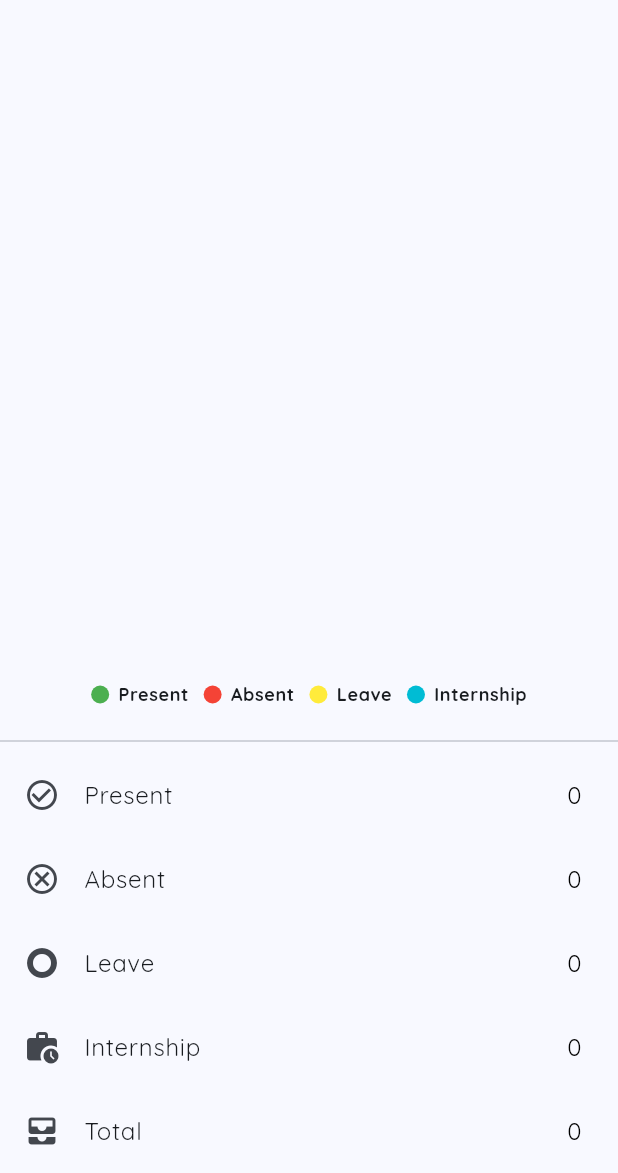
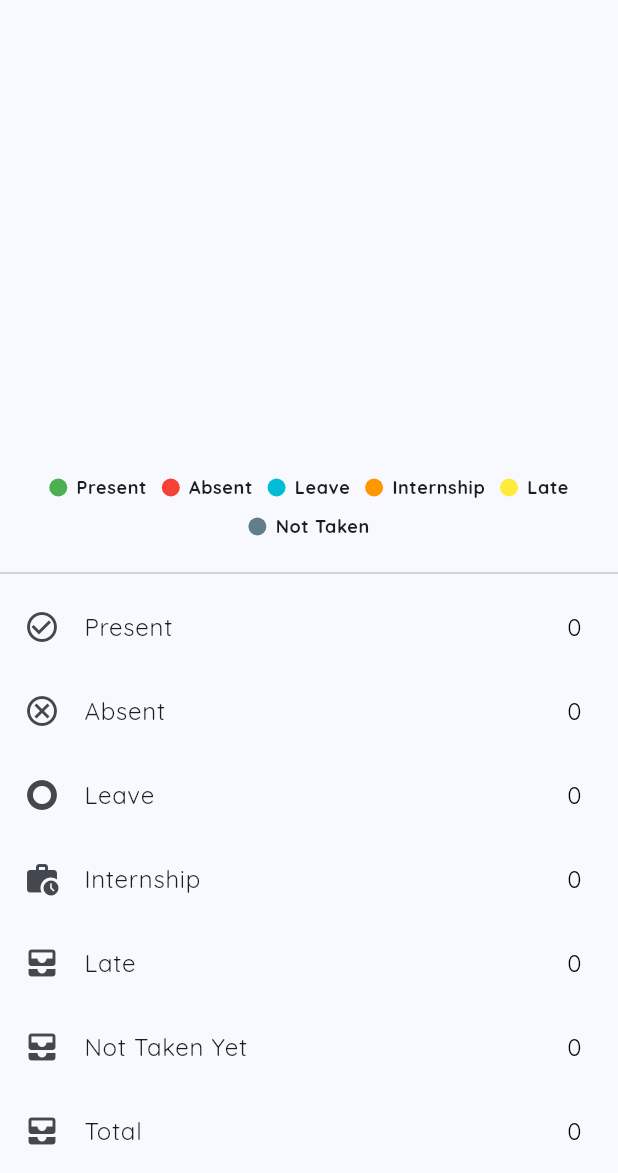
Before and after one commit to ShivanshuKGupta/hustle_stay, a Flutter app: the RoomsScreen screen opened directly with empty values, after a tap on the "bar chart" icon, on a phone screen of 412 x 824 dp, the part 63-1236 px from its top. Run offline on Flutter 3.47's test engine with Material 2 defaults, Android fonts, the phone set to English and light mode, and no system bars; our stand-ins replace cached_network_image, cloud_firestore, connectivity, firebase_auth, firebase_core, firebase_storage and 9 more; missing offline and left inert: animated_icon; accounts and stored records are empty.

Commit message:
more updates in design and layout

```diff
--- a/lib/models/attendance.dart
+++ b/lib/models/attendance.dart
@@ -236,6 +236,7 @@ Future<Map<String, double>> getAttendanceStatistics(
   double absentData = 0;
   double leaveData = 0;
   double internshipData = 0;
+  double presentLateData = 0;
   double total = 0;
 
   final storage = FirebaseFirestore.instance;
@@ -267,7 +268,9 @@ Future<Map<String, double>> getAttendanceStatistics(
         case 'onLeave':
           leaveData += 1;
           break;
-
+        case 'presentLate':
+          presentLateData += 1;
+          break;
         default:
           internshipData += 1;
       }
@@ -278,6 +281,7 @@ Future<Map<String, double>> getAttendanceStatistics(
     'absent': absentData,
     'leave': leaveData,
     'internship': internshipData,
+    'presentLate': presentLateData,
     'total': total,
   };
 
--- a/lib/tools.dart
+++ b/lib/tools.dart
@@ -133,7 +133,7 @@ Color colorPickerAttendance(String resp) {
     case 'internship':
       return Colors.orangeAccent;
 
-    case 'leave':
+    case 'onLeave':
       return Colors.cyanAccent;
 
     default:
--- a/lib/widgets/room/roommates/pie_chart_attendance.dart
+++ b/lib/widgets/room/roommates/pie_chart_attendance.dart
@@ -43,11 +43,20 @@ class _AttendancePieChartState extends State<AttendancePieChart> {
         }
       });
     } else {
-      if (category == 'Leave') {
-        category = 'onLeave';
-      } else {
-        category = category.toLowerCase();
+      switch (category) {
+        case 'Leave':
+          category = 'onLeave';
+          break;
+        case 'Late':
+          category = 'presentLate';
+          break;
+        case 'Not Taken':
+          category = "";
+          break;
+        default:
+          category = category.toLowerCase();
       }
+
       Navigator.of(context).push(MaterialPageRoute(
         builder: (context) => AttendanceStudent(
           hostelName: widget.hostelName,
@@ -71,20 +80,27 @@ class _AttendancePieChartState extends State<AttendancePieChart> {
     double sum = adata['present']! +
         adata['absent']! +
         adata['internship']! +
-        adata['leave']!;
+        adata['leave']! +
+        adata['presentLate']!;
 
-    double present = adata['present']! / sum * 100;
-    double leave = adata['leave']! / sum * 100;
-    double internship = adata['internship']! / sum * 100;
-    double absent = adata['absent']! / sum * 100;
+    double present = adata['present']! / adata['total']! * 100;
+    double leave = adata['leave']! / adata['total']! * 100;
+    double internship = adata['internship']! / adata['total']! * 100;
+    double absent = adata['absent']! / adata['total']! * 100;
+    double presentLate = adata['presentLate']! / adata['total']! * 100;
+    double noStatus = (adata['total']! - sum) / adata['total']! * 100;
 
     List<ChartData> chartdata = [
       ChartData(
           'Present', double.parse(present.toStringAsFixed(2)), Colors.green),
       ChartData('Absent', double.parse(absent.toStringAsFixed(2)), Colors.red),
-      ChartData('Leave', double.parse(leave.toStringAsFixed(2)), Colors.yellow),
+      ChartData('Leave', double.parse(leave.toStringAsFixed(2)), Colors.cyan),
       ChartData('Internship', double.parse(internship.toStringAsFixed(2)),
-          Colors.cyan),
+          Colors.orange),
+      ChartData(
+          'Late', double.parse(presentLate.toStringAsFixed(2)), Colors.yellow),
+      ChartData('Not Taken', double.parse(noStatus.toStringAsFixed(2)),
+          Colors.blueGrey),
     ];
 
     return chartdata;
@@ -233,14 +249,32 @@ class _AttendancePieChartState extends State<AttendancePieChart> {
           ),
         ),
         ListTile(
+          title: const Text('Late'),
+          leading: const Icon(Icons.all_inbox),
+          trailing: Text(
+            (data['presentLate']!).toStringAsFixed(0),
+            style: Theme.of(context).textTheme.bodyLarge,
+          ),
+        ),
+        ListTile(
+          title: const Text('Not Taken Yet'),
+          leading: const Icon(Icons.all_inbox),
+          trailing: Text(
+            ((data['total']! -
+                    (data['present']! +
+                        data['absent']! +
+                        data['internship']! +
+                        data['leave']! +
+                        data['presentLate']!)))
+                .toStringAsFixed(0),
+            style: Theme.of(context).textTheme.bodyLarge,
+          ),
+        ),
+        ListTile(
           title: const Text('Total'),
           leading: const Icon(Icons.all_inbox),
           trailing: Text(
-            (data['present']! +
-                    data['absent']! +
-                    data['internship']! +
-                    data['leave']!)
-                .toStringAsFixed(0),
+            (data['total']!).toStringAsFixed(0),
             style: Theme.of(context).textTheme.bodyLarge,
           ),
         )
```
Also changed, not shown: lib/models/hostel/rooms/room.dart (+42 -2 lines), lib/widgets/room/room_data.dart (+33 -7 lines), lib/widgets/room/room_list.dart (+6 -3 lines), lib/widgets/room/roommates/roommate_data.dart (+11 -6 lines).
